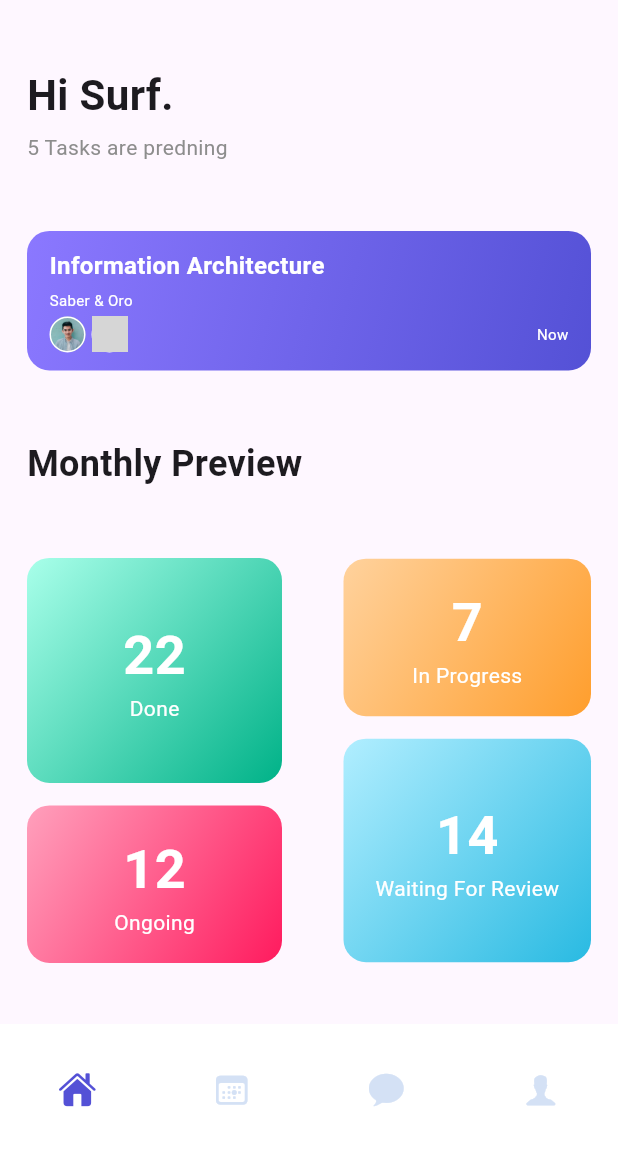
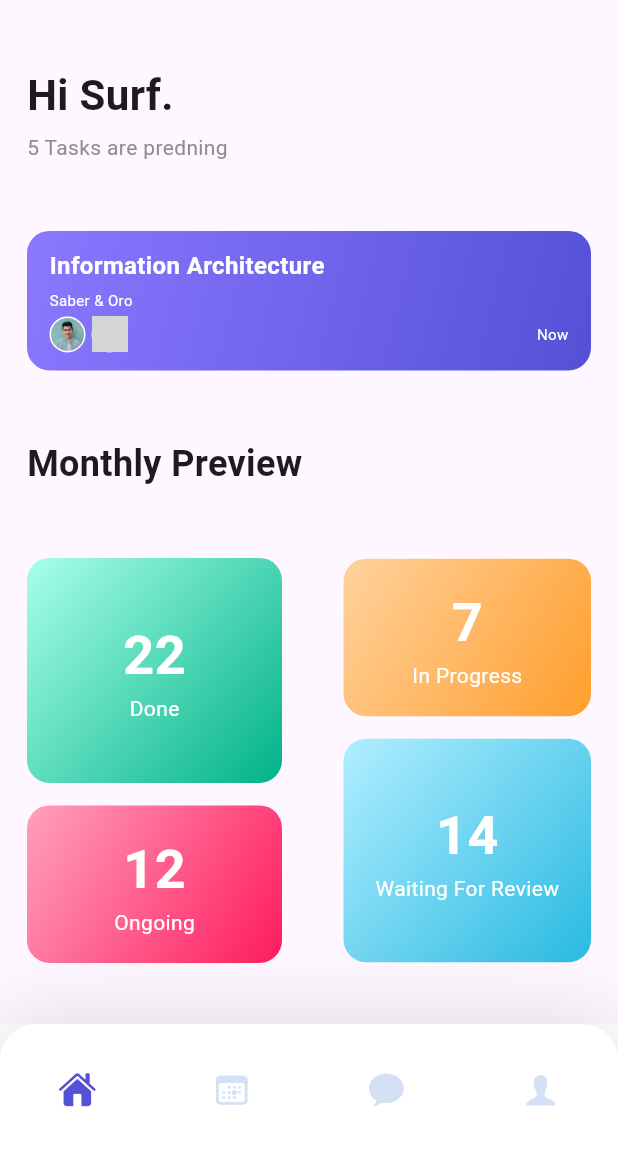
Before and after one commit to khusantoy/task-manager, a Flutter app: the screen it shows after launch, on a phone screen of 412 x 824 dp, the part 80-1236 px from its top. Run offline on Flutter 3.47's test engine with Material 3 defaults, Android fonts, the phone set to English and light mode, and no system bars; our stand-ins replace flutter_svg; grey boxes are pictures that could not be loaded.

Commit message:
updated bottom navigation bar

```diff
--- a/lib/screens/home_screen.dart
+++ b/lib/screens/home_screen.dart
@@ -370,6 +370,14 @@ class HomeScreen extends StatelessWidget {
                 topLeft: Radius.circular(24),
                 topRight: Radius.circular(24),
               ),
+              boxShadow: [
+                BoxShadow(
+                  color: Color.fromRGBO(0, 0, 0, 0.150),
+                  spreadRadius: 0,
+                  blurRadius: 50,
+                  offset: Offset(0, 3), // changes position of shadow
+                ),
+              ],
               color: Colors.white,
             ),
             child: Row(
```
Also changed, not shown: lib/screens/calendar_screen.dart (+8 -0 lines).
